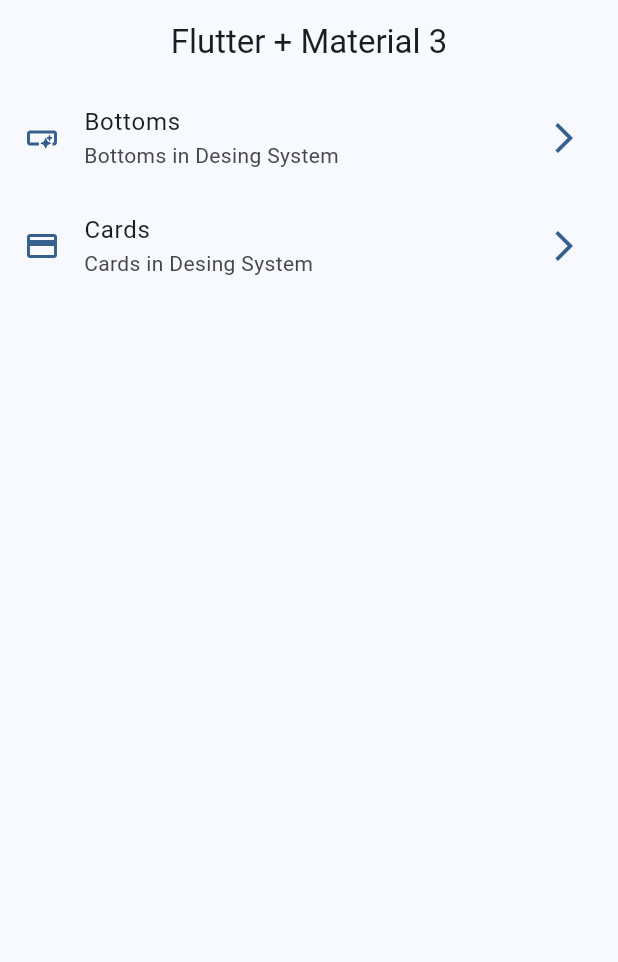
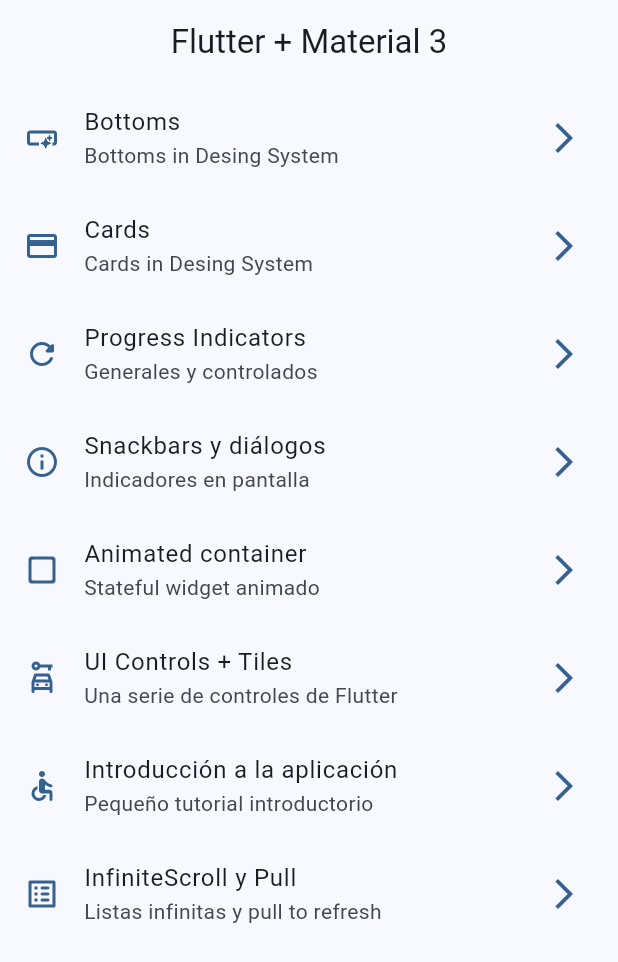
Before and after one commit to alexgsisc/widgets_app, a Flutter app: the screen it shows after launch, on a phone screen of 412 x 824 dp. Shown: the top 962 px of the screen. Run offline on Flutter 3.47's test engine with Material 3 defaults, Android fonts, the phone set to English and light mode, and no system bars; our stand-ins replace animate_do, go_router.

Commit message:
add componets an finish section 10

```diff
--- a/lib/config/menu/menu_item.dart
+++ b/lib/config/menu/menu_item.dart
@@ -2,13 +2,13 @@ import 'package:flutter/material.dart';
 
 class MenuItem {
   final String title;
-  final String subtitle;
+  final String subTitle;
   final String link;
   final IconData icon;
 
   const MenuItem({
     required this.title,
-    required this.subtitle,
+    required this.subTitle,
     required this.link,
     required this.icon,
   });
@@ -17,14 +17,48 @@ class MenuItem {
 const appMenuItems = <MenuItem>[
   MenuItem(
     title: 'Bottoms',
-    subtitle: 'Bottoms in Desing System',
+    subTitle: 'Bottoms in Desing System',
     link: '/bottoms',
     icon: Icons.smart_button_outlined,
   ),
   MenuItem(
     title: 'Cards',
-    subtitle: 'Cards in Desing System',
+    subTitle: 'Cards in Desing System',
     link: '/cards',
     icon: Icons.credit_card_outlined,
   ),
+  MenuItem(
+      title: 'Progress Indicators',
+      subTitle: 'Generales y controlados',
+      link: '/progress',
+      icon: Icons.refresh_rounded),
+  MenuItem(
+    title: 'Snackbars y diálogos',
+    subTitle: 'Indicadores en pantalla',
+    link: '/snackbars',
+    icon: Icons.info_outline,
+  ),
+  MenuItem(
+    title: 'Animated container',
+    subTitle: 'Stateful widget animado',
+    link: '/animated',
+    icon: Icons.check_box_outline_blank_rounded,
+  ),
+  MenuItem(
+      title: 'UI Controls + Tiles',
+      subTitle: 'Una serie de controles de Flutter',
+      link: '/ui-controls',
+      icon: Icons.car_rental_outlined),
+  MenuItem(
+    title: 'Introducción a la aplicación',
+    subTitle: 'Pequeño tutorial introductorio',
+    link: '/tutorial',
+    icon: Icons.accessible_rounded,
+  ),
+  MenuItem(
+    title: 'InfiniteScroll y Pull',
+    subTitle: 'Listas infinitas y pull to refresh',
+    link: '/infinite',
+    icon: Icons.list_alt_rounded,
+  ),
 ];
--- a/lib/config/router/app_router.dart
+++ b/lib/config/router/app_router.dart
@@ -19,6 +19,36 @@ final appRouter = GoRouter(
       name: CardsScreen.name,
       path: '/cards',
       builder: (context, state) => const CardsScreen(),
-    )
+    ),
+    GoRoute(
+      path: '/progress',
+      name: ProgressScreen.name,
+      builder: (context, state) => const ProgressScreen(),
+    ),
+    GoRoute(
+      path: '/snackbars',
+      name: SnackbarScreen.name,
+      builder: (context, state) => const SnackbarScreen(),
+    ),
+    GoRoute(
+      path: '/animated',
+      name: AnimatedScreen.name,
+      builder: (context, state) => const AnimatedScreen(),
+    ),
+    GoRoute(
+      path: '/ui-controls',
+      name: UiControlsScreen.name,
+      builder: (context, state) => const UiControlsScreen(),
+    ),
+    GoRoute(
+      path: '/tutorial',
+      name: AppTutorialScreen.name,
+      builder: (context, state) => const AppTutorialScreen(),
+    ),
+    GoRoute(
+      path: '/infinite',
+      name: InfiniteScrollScreen.name,
+      builder: (context, state) => const InfiniteScrollScreen(),
+    ),
   ],
 );
--- a/lib/screens/home/home_screen.dart
+++ b/lib/screens/home/home_screen.dart
@@ -50,7 +50,7 @@ class _CustomListTitle extends StatelessWidget {
         color: colors.primary,
       ),
       title: Text(menuItem.title),
-      subtitle: Text(menuItem.subtitle),
+      subtitle: Text(menuItem.subTitle),
       trailing: Icon(
         Icons.arrow_forward_ios_outlined,
         color: colors.primary,
--- a/lib/screens/screens.dart
+++ b/lib/screens/screens.dart
@@ -1,3 +1,9 @@
 export 'package:widgets_app/screens/bottoms/bottom_screen.dart';
 export 'package:widgets_app/screens/cards/cards_screen.dart';
 export 'package:widgets_app/screens/home/home_screen.dart';
+export 'package:widgets_app/screens/infinite_scroll/infinite_scroll_screen.dart';
+export 'package:widgets_app/screens/progress/progress_screen.dart';
+export 'package:widgets_app/screens/snackbar/snackbar_screen.dart';
+export 'package:widgets_app/screens/ui_controls/ui_controls_screen.dart';
+export 'package:widgets_app/screens/animated/animated_screen.dart';
+export 'package:widgets_app/screens/app_tutorial/app_tutorial_screen.dart';
--- a/pubspec.yaml
+++ b/pubspec.yaml
@@ -7,6 +7,7 @@ environment:
   sdk: ^3.5.4
 
 dependencies:
+  animate_do: ^3.3.4
   flutter:
     sdk: flutter
   go_router: ^14.6.1
@@ -18,3 +19,5 @@ dev_dependencies:
 
 flutter:
   uses-material-design: true
+  assets:
+    - assets/images/
```
Also changed, not shown: lib/screens/animated/animated_screen.dart (added, +59 -0 lines), lib/screens/app_tutorial/app_tutorial_screen.dart (added, +140 -0 lines), lib/screens/infinite_scroll/infinite_scroll_screen.dart (added, +125 -0 lines), lib/screens/progress/progress_screen.dart (added, +74 -0 lines), lib/screens/snackbar/snackbar_screen.dart (added, +70 -0 lines), lib/screens/ui_controls/ui_controls_screen.dart (added, +114 -0 lines), assets/images/1.png (added), assets/images/2.png (added), assets/images/3.png (added), assets/images/jar-loading.gif (added), pubspec.lock.
